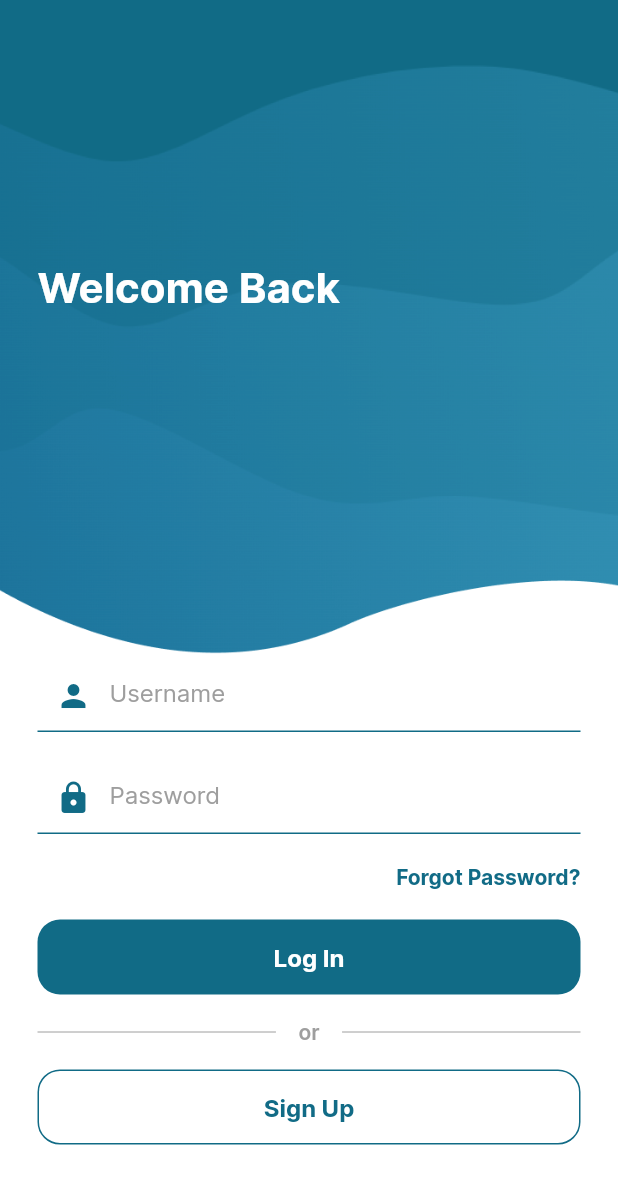
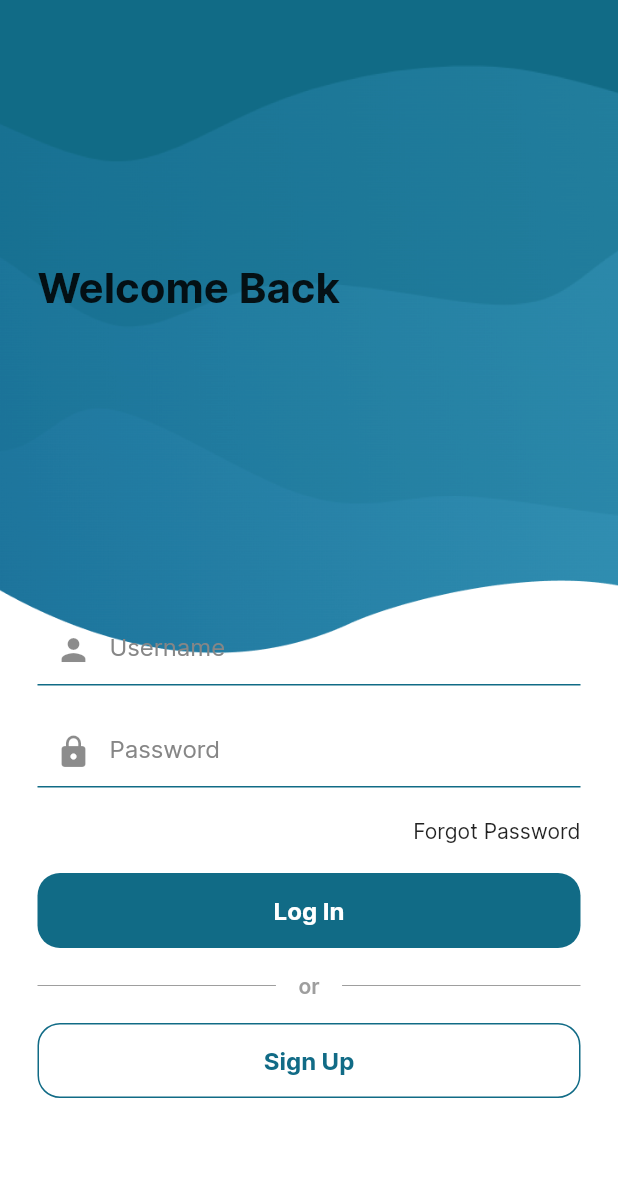
Before and after one commit to reynerbering/ferry_easy_v1_with_router, a Flutter app: the screen it shows after launch, after a tap on "Log In", on a phone screen of 412 x 824 dp. Shown: the top 1184 px of the screen. Run offline on Flutter 3.47's test engine with Material 2 defaults, Android fonts, the phone set to English and light mode, and no system bars; our stand-ins replace flutter_native_splash, flutter_svg.

Commit message:
refactored welcome screen, edited widget name

```diff
--- a/lib/presentation/screens/create_account.dart
+++ b/lib/presentation/screens/create_account.dart
@@ -1,5 +1,5 @@
 import 'package:ferry_easy/src/shared/app_colors.dart';
-import 'package:ferry_easy/src/widgets/ferry_easy_background_image_reusable.dart';
+import 'package:ferry_easy/src/widgets/ferry_easy_background_image.dart';
 import 'package:ferry_easy/src/widgets/ferry_easy_button.dart';
 
 import '../../constants/constants.dart';
--- a/lib/presentation/screens/dashboard.dart
+++ b/lib/presentation/screens/dashboard.dart
@@ -1,5 +1,5 @@
 import 'package:ferry_easy/src/shared/app_colors.dart';
-import 'package:ferry_easy/src/widgets/ferry_easy_background_image_reusable.dart';
+import 'package:ferry_easy/src/widgets/ferry_easy_background_image.dart';
 import 'package:flutter/material.dart';
 import 'package:flutter_svg/svg.dart';
 
--- a/lib/presentation/screens/forgot_password.dart
+++ b/lib/presentation/screens/forgot_password.dart
@@ -1,5 +1,5 @@
 import 'package:ferry_easy/src/shared/app_colors.dart';
-import 'package:ferry_easy/src/widgets/ferry_easy_background_image_reusable.dart';
+import 'package:ferry_easy/src/widgets/ferry_easy_background_image.dart';
 import 'package:ferry_easy/src/widgets/ferry_easy_button.dart';
 
 import '../../constants/constants.dart';
--- a/lib/presentation/screens/onboarding.dart
+++ b/lib/presentation/screens/onboarding.dart
@@ -1,5 +1,5 @@
 import 'package:ferry_easy/src/shared/ui_helpers.dart';
-import 'package:ferry_easy/src/widgets/ferry_easy_background_image_reusable.dart';
+import 'package:ferry_easy/src/widgets/ferry_easy_background_image.dart';
 import 'package:ferry_easy/src/widgets/ferry_easy_button.dart';
 import 'package:ferry_easy/src/widgets/ferry_easy_text.dart';
 
--- a/lib/presentation/screens/welcome_screen.dart
+++ b/lib/presentation/screens/welcome_screen.dart
@@ -1,61 +1,61 @@
-import 'package:ferry_easy/constants/constants.dart';
 import 'package:ferry_easy/src/shared/app_colors.dart';
 import 'package:ferry_easy/src/shared/ui_helpers.dart';
-import 'package:ferry_easy/src/widgets/ferry_easy_background_image_reusable.dart';
+import 'package:ferry_easy/src/widgets/ferry_easy_background_image.dart';
 import 'package:ferry_easy/src/widgets/ferry_easy_button.dart';
+import 'package:ferry_easy/src/widgets/ferry_easy_divider_or.dart';
+import 'package:ferry_easy/src/widgets/ferry_easy_input_field.dart';
+import 'package:ferry_easy/src/widgets/ferry_easy_text.dart';
 
 class WelcomeScreen extends StatelessWidget {
   const WelcomeScreen({super.key});
 
   @override
   Widget build(BuildContext context) {
-    return BackgroundWidget(
-      assetImage: const AssetImage(
-        ('assets/images/login-welcome.png'),
-      ),
-      bgChild: Scaffold(
+    return Scaffold(
       backgroundColor: Colors.transparent,
       body: Stack(
         children: [
+          const BackgroundWidget(
+            assetImage: AssetImage('assets/images/login-welcome.png'),
+          ),
           Padding(
             padding: const EdgeInsets.all(25.0),
             child: SizedBox(
-                height: MediaQuery.of(context)
-                    .size
-                    .height, //! Avoid overflow, put it in a sized box and mediaquery of the device
+              height: displayHeight(context),
               child: SingleChildScrollView(
                 child: Column(
                   crossAxisAlignment: CrossAxisAlignment.start,
                   mainAxisAlignment: MainAxisAlignment.start,
                   children: [
-                      Container(
-                        margin: const EdgeInsets.only(top: 150, bottom: 200),
-                        height: 65,
-                        width: double.infinity,
-                        child: const Text(
-                          'Welcome Back',
-                          style: defaultHeadingBold,
+                    verticalSpaceLarge,
+                    verticalSpaceLarge,
+                    verticalSpaceLarge,
+                    const FerryEasyText.onBoardingHead('Welcome Back'),
+                    verticalSpaceLarge,
+                    verticalSpaceLarge,
+                    verticalSpaceLarge,
+                    verticalSpaceLarge,
+                    FerryEasyInputField(
+                      controller: TextEditingController(),
+                      placeholder: 'Username',
+                      leading: const Icon(Icons.person),
                     ),
+                    verticalSpaceRegular,
+                    FerryEasyInputField(
+                      controller: TextEditingController(),
+                      placeholder: 'Password',
+                      password: true,
+                      leading: const Icon(Icons.lock),
                     ),
-                      const UsernameForm(),
-                      const SizedBox(
-                        height: 20,
-                      ),
-                      const PasswordForm(),
                     verticalSpaceRegular,
                     Row(
                       mainAxisAlignment: MainAxisAlignment.end,
                       children: [
-                          InkWell(
+                        GestureDetector(
+                          child: const Text('Forgot Password'),
                           onTap: () => Navigator.of(context)
                               .pushNamed('/ForgotPasswordScreen'),
-                            child: const Text(
-                              'Forgot Password?',
-                              style: TextStyle(
-                                  color: kcPrimaryColor,
-                                  fontWeight: FontWeight.w700),
-                            ),
-                          ),
+                        )
                       ],
                     ),
                     verticalSpaceRegular,
@@ -64,38 +64,7 @@ class WelcomeScreen extends StatelessWidget {
                       onTap: () =>
                           Navigator.of(context).pushNamed('/Dashboard'),
                     ),
-                      Row(
-                        children: [
-                          Expanded(
-                            child: Container(
-                              margin: const EdgeInsets.only(
-                                right: 15.0,
-                              ),
-                              child: const Divider(
-                                color: Colors.grey,
-                                height: 50,
-                              ),
-                            ),
-                          ),
-                          const Text(
-                            'or',
-                            style: TextStyle(
-                                color: Colors.grey,
-                                fontWeight: FontWeight.w600),
-                          ),
-                          Expanded(
-                            child: Container(
-                              margin: const EdgeInsets.only(
-                                left: 15.0,
-                              ),
-                              child: const Divider(
-                                color: Colors.grey,
-                                height: 50,
-                              ),
-                            ),
-                          ),
-                        ],
-                      ),
+                    const DividerOrWidget(),
                     FerryEasyButton(
                       title: 'Sign Up',
                       outline: true,
@@ -108,7 +77,6 @@ class WelcomeScreen extends StatelessWidget {
             ),
           ),
         ],
-        ),
       ),
     );
   }
@@ -126,15 +94,12 @@ class UsernameForm extends StatelessWidget {
       decoration: const InputDecoration(
         hintText: 'Username',
         hintStyle: TextStyle(color: Colors.grey, fontWeight: FontWeight.w400),
-        // ! White color underline when not tapped
         enabledBorder: UnderlineInputBorder(
           borderSide: BorderSide(color: kcPrimaryColor),
         ),
-        // ! White color underline when tapped and used
         focusedBorder: UnderlineInputBorder(
           borderSide: BorderSide(color: kcPrimaryColor),
         ),
-        // ! Icon beside the the form
         prefixIcon: IconTheme(
           data: IconThemeData(color: kcPrimaryColor),
           child: Icon(Icons.person),
--- a/lib/src/shared/ui_helpers.dart
+++ b/lib/src/shared/ui_helpers.dart
@@ -22,3 +22,15 @@ double screenHeightPercentage(BuildContext context, {double percentage = 1}) =>
 
 double screenWidthPercentage(BuildContext context, {double percentage = 1}) =>
     screenWidth(context) * percentage;
+
+Size displaySize(BuildContext context) {
+  return MediaQuery.of(context).size;
+}
+
+double displayHeight(BuildContext context) {
+  return displaySize(context).height;
+}
+
+double displayWidth(BuildContext context) {
+  return displaySize(context).width;
+}
--- a/lib/src/widgets/ferry_easy_button.dart
+++ b/lib/src/widgets/ferry_easy_button.dart
@@ -24,9 +24,13 @@ class FerryEasyButton extends StatelessWidget {
       onTap: onTap,
       child: AnimatedContainer(
         duration: const Duration(milliseconds: 300),
-        width: double.infinity,
-        height: 50,
         alignment: Alignment.center,
+        constraints: const BoxConstraints(
+          minWidth: 50.0,
+          maxWidth: double.infinity,
+          minHeight: 25.0,
+          maxHeight: 50.0,
+        ),
         decoration: !outline
             ? BoxDecoration(
                 color: !disabled ? kcPrimaryColor : kcMediumGrayColor,
--- /dev/null
+++ b/lib/src/widgets/ferry_easy_divider_or.dart
@@ -0,0 +1,41 @@
+import 'package:flutter/material.dart';
+
+class DividerOrWidget extends StatelessWidget {
+  const DividerOrWidget({
+    super.key,
+  });
+
+  @override
+  Widget build(BuildContext context) {
+    return Row(
+      children: [
+        Expanded(
+          child: Container(
+            margin: const EdgeInsets.only(
+              right: 15.0,
+            ),
+            child: const Divider(
+              color: Colors.grey,
+              height: 50,
+            ),
+          ),
+        ),
+        const Text(
+          'or',
+          style: TextStyle(color: Colors.grey, fontWeight: FontWeight.w600),
+        ),
+        Expanded(
+          child: Container(
+            margin: const EdgeInsets.only(
+              left: 15.0,
+            ),
+            child: const Divider(
+              color: Colors.grey,
+              height: 50,
+            ),
+          ),
+        ),
+      ],
+    );
+  }
+}
--- a/lib/src/widgets/ferry_easy_input_field.dart
+++ b/lib/src/widgets/ferry_easy_input_field.dart
@@ -1,3 +1,4 @@
+import 'package:ferry_easy/src/shared/app_colors.dart';
 import 'package:flutter/material.dart';
 
 export 'package:flutter/material.dart';
@@ -25,16 +26,30 @@ class FerryEasyInputField extends StatelessWidget {
   Widget build(BuildContext context) {
     return TextFormField(
       controller: controller,
-      style: const TextStyle(height: 1),
       obscureText: password,
+      style: const TextStyle(
+        height: 1,
+        color: Colors.black,
+        fontWeight: FontWeight.bold,
+      ),
       decoration: InputDecoration(
         hintText: placeholder,
+        hintStyle: const TextStyle(
+          color: kcMediumGrayColor,
+          fontWeight: FontWeight.normal,
+        ),
         contentPadding: const EdgeInsets.symmetric(
           vertical: 15,
           horizontal: 20,
         ),
-        prefix: leading,
-        suffix: trailing != null
+        enabledBorder: const UnderlineInputBorder(
+          borderSide: BorderSide(color: kcPrimaryColor),
+        ),
+        focusedBorder: const UnderlineInputBorder(
+          borderSide: BorderSide(color: kcPrimaryColor),
+        ),
+        prefixIcon: leading,
+        suffixIcon: trailing != null
             ? GestureDetector(
                 onTap: trailingTapped,
                 child: trailing,
```
Also changed, not shown: lib/src/widgets/ferry_easy_background_image.dart (renamed from lib/src/widgets/ferry_easy_background_image_reusable.dart). Lines whose indentation alone changed are shown as unchanged.
